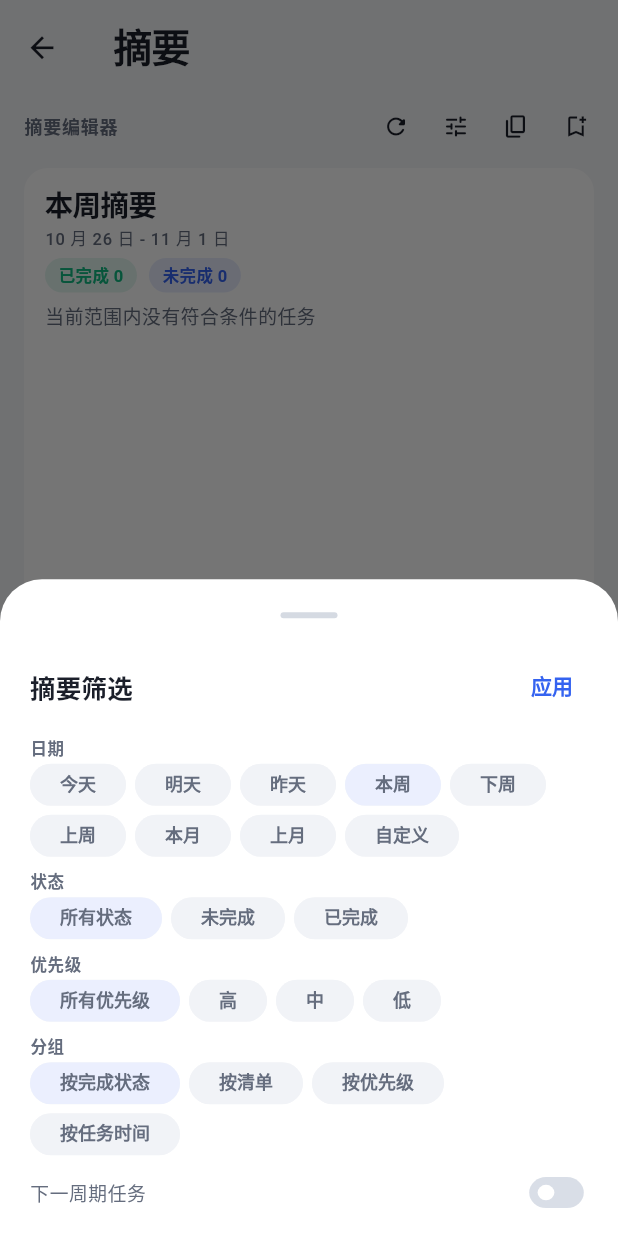
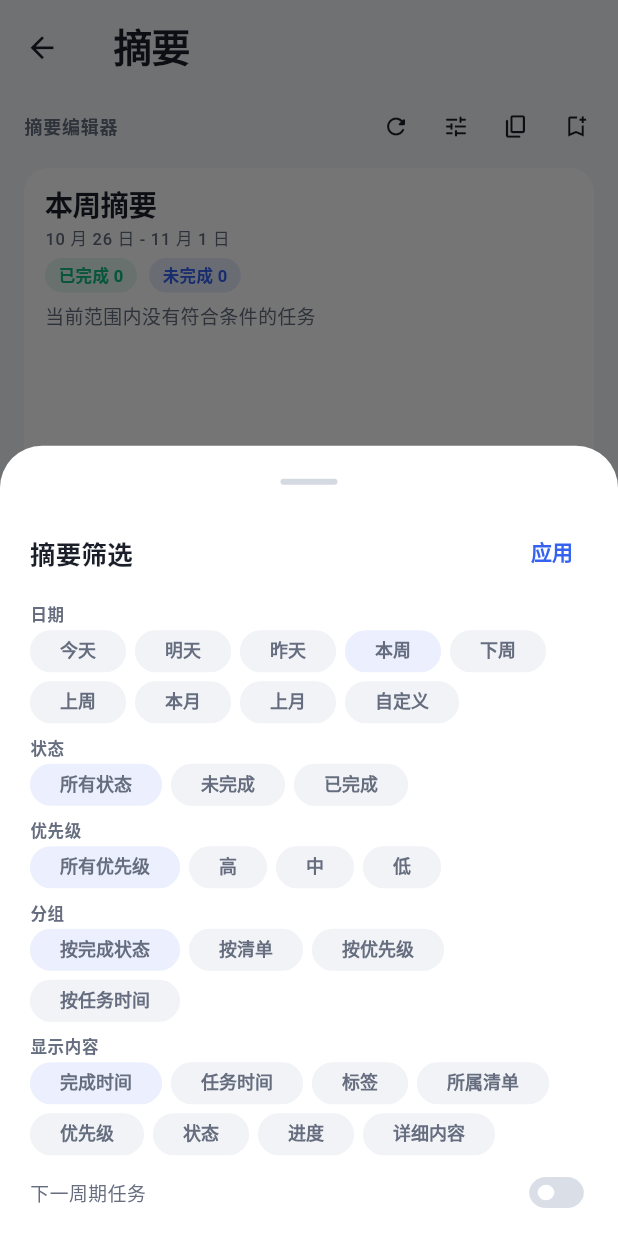
Before and after one commit to AnsGoo/caldav-free, a Flutter app: the SummaryPage screen opened directly, after a tap on the "tune" icon, on a phone screen of 412 x 824 dp. Run offline on Flutter 3.47's test engine with Material 3 defaults, Android fonts, the phone set to English and light mode, and no system bars; our stand-ins replace drift, flutter_local_notifications, timezone; accounts and stored records are empty; generated files the repository leaves out were written again.

Commit message:
feat(summary): 更新摘要面板，支持选择显示的任务字段

```diff
--- a/mobile/lib/features/tasks/summary_panel.dart
+++ b/mobile/lib/features/tasks/summary_panel.dart
@@ -56,6 +56,7 @@ class _SummaryFilter {
     this.tag = '',
     this.includeNext = false,
     this.group = _SummaryGroup.status,
+    this.fields = const ['completedAt'],
   });
 
   final _SummaryRange range;
@@ -68,6 +69,9 @@ class _SummaryFilter {
   final bool includeNext;
   final _SummaryGroup group;
 
+  /// Which per-task fields the generated Markdown includes.
+  final List<String> fields;
+
   _SummaryFilter copyWith({
     _SummaryRange? range,
     DateTime? customFrom,
@@ -78,6 +82,7 @@ class _SummaryFilter {
     String? tag,
     bool? includeNext,
     _SummaryGroup? group,
+    List<String>? fields,
   }) => _SummaryFilter(
     range: range ?? this.range,
     customFrom: customFrom ?? this.customFrom,
@@ -88,6 +93,7 @@ class _SummaryFilter {
     tag: tag ?? this.tag,
     includeNext: includeNext ?? this.includeNext,
     group: group ?? this.group,
+    fields: fields ?? this.fields,
   );
 }
 
@@ -226,10 +232,14 @@ class _SummaryPanelState extends State<SummaryPanel> {
   }
 
   String _taskLine(TaskItem task) {
+    final fields = _filter.fields;
     final parts = <String>[];
-    final when = task.completed
-        ? task.completedAt
-        : (task.dueAt ?? task.createdAt);
+    final DateTime? when;
+    if (task.completed) {
+      when = fields.contains('completedAt') ? task.completedAt : null;
+    } else {
+      when = fields.contains('due') ? (task.dueAt ?? task.createdAt) : null;
+    }
     if (when != null) {
       final local = when.toLocal();
       parts.add(
@@ -238,14 +248,26 @@ class _SummaryPanelState extends State<SummaryPanel> {
       );
     }
     parts.add(task.title);
+    if (fields.contains('tags') && task.tags.isNotEmpty) {
+      parts.add('· ${task.tags.take(3).map((tag) => '#$tag').join(' ')}');
+    }
     final list = _listsById[task.listId];
-    if (list != null) parts.add('· ${list.name}');
-    if (task.priority > 0) {
+    if (fields.contains('list') && list != null) parts.add('· ${list.name}');
+    if (fields.contains('priority') && task.priority > 0) {
       parts.add(
         '· ${switch (task.priority) { 3 => '高优先级', 2 => '中优先级', _ => '低优先级' }}',
       );
     }
-    if (task.tags.isNotEmpty) parts.add('· ${task.tags.take(3).map((tag) => '#$tag').join(' ')}');
+    if (fields.contains('status')) {
+      parts.add('· ${task.completed ? '已完成' : '未完成'}');
+    }
+    if (fields.contains('progress') && task.checklist.isNotEmpty) {
+      final done = task.checklist.where((item) => item.done).length;
+      parts.add('· 进度 $done/${task.checklist.length}');
+    }
+    if (fields.contains('details') && task.notes.trim().isNotEmpty) {
+      parts.add('· ${task.notes.trim().replaceAll(RegExp(r'\s+'), ' ')}');
+    }
     return '- [${task.completed ? 'x' : ' '}] ${parts.join(' ')}';
   }
 
@@ -1351,6 +1373,32 @@ class _SummarySettingsForm extends StatelessWidget {
               ),
           ],
         ),
+        _label(context, '显示内容'),
+        Wrap(
+          spacing: 6,
+          runSpacing: 6,
+          children: [
+            for (final entry in const {
+              'completedAt': '完成时间',
+              'due': '任务时间',
+              'tags': '标签',
+              'list': '所属清单',
+              'priority': '优先级',
+              'status': '状态',
+              'progress': '进度',
+              'details': '详细内容',
+            }.entries)
+              _chip(
+                label: entry.value,
+                selected: filter.fields.contains(entry.key),
+                onTap: () {
+                  final next = [...filter.fields];
+                  if (!next.remove(entry.key)) next.add(entry.key);
+                  onChanged(filter.copyWith(fields: next));
+                },
+              ),
+          ],
+        ),
         const SizedBox(height: 12),
         Row(
           children: [
```
Also changed, not shown: 1 other file.
